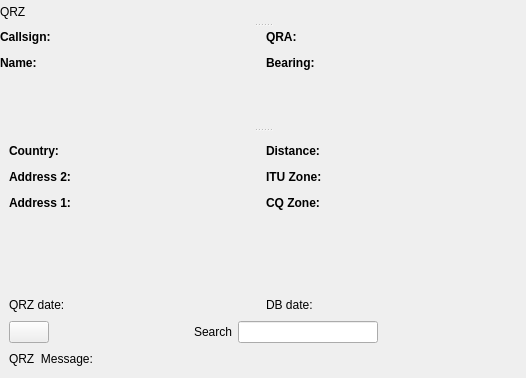
First picture: the form in mqt/MqtLogger/qrzdisplayframe.ui, repository Rsclub22/Minos2-Mirror, before the edit.
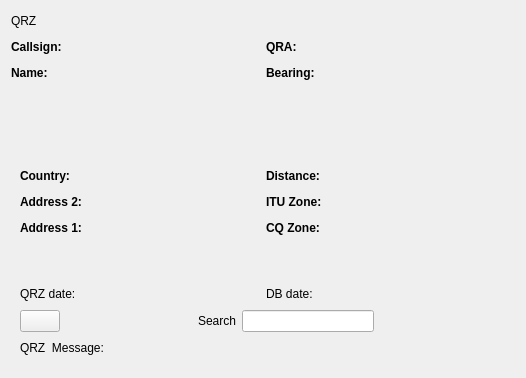
Second picture: the form after the edit. Custom widgets are drawn as their Qt base class.

Commit message: Remove splitter again - it didn't work.

```diff
--- a/mqt/MqtLogger/qrzdisplayframe.ui
+++ b/mqt/MqtLogger/qrzdisplayframe.ui
@@ -14,27 +14,7 @@
    <string>Frame</string>
   </property>
   <layout class="QVBoxLayout" name="verticalLayout_7">
-   <property name="spacing">
-    <number>0</number>
-   </property>
-   <property name="leftMargin">
-    <number>0</number>
-   </property>
-   <property name="topMargin">
-    <number>0</number>
-   </property>
-   <property name="rightMargin">
-    <number>0</number>
-   </property>
-   <property name="bottomMargin">
-    <number>0</number>
-   </property>
    <item>
-    <widget class="MinosSplitter" name="qrzSplitter">
-     <property name="orientation">
-      <enum>Qt::Vertical</enum>
-     </property>
-     <widget class="QWidget" name="">
       <layout class="QHBoxLayout" name="horizontalLayout_17">
        <item>
         <widget class="QLabel" name="label_15">
@@ -57,8 +37,8 @@
         </spacer>
        </item>
       </layout>
-     </widget>
-     <widget class="QWidget" name="">
+   </item>
+   <item>
       <layout class="QVBoxLayout" name="verticalLayout_6">
        <item>
         <layout class="QHBoxLayout" name="horizontalLayout_15">
@@ -230,7 +210,8 @@
         </spacer>
        </item>
       </layout>
-     </widget>
+   </item>
+   <item>
      <widget class="QFrame" name="detailsFrame">
       <layout class="QVBoxLayout" name="verticalLayout_3">
        <item>
@@ -639,7 +620,6 @@
        </item>
       </layout>
      </widget>
-    </widget>
    </item>
   </layout>
  </widget>
@@ -649,12 +629,6 @@
    <extends>QLabel</extends>
    <header location="global">minosqlabel.h</header>
   </customwidget>
-  <customwidget>
-   <class>MinosSplitter</class>
-   <extends>QSplitter</extends>
-   <header>minossplitter.h</header>
-   <container>1</container>
-  </customwidget>
  </customwidgets>
  <resources/>
  <connections/>
```
Lines whose indentation alone changed are shown as unchanged. The commit also changes 1 other file.
